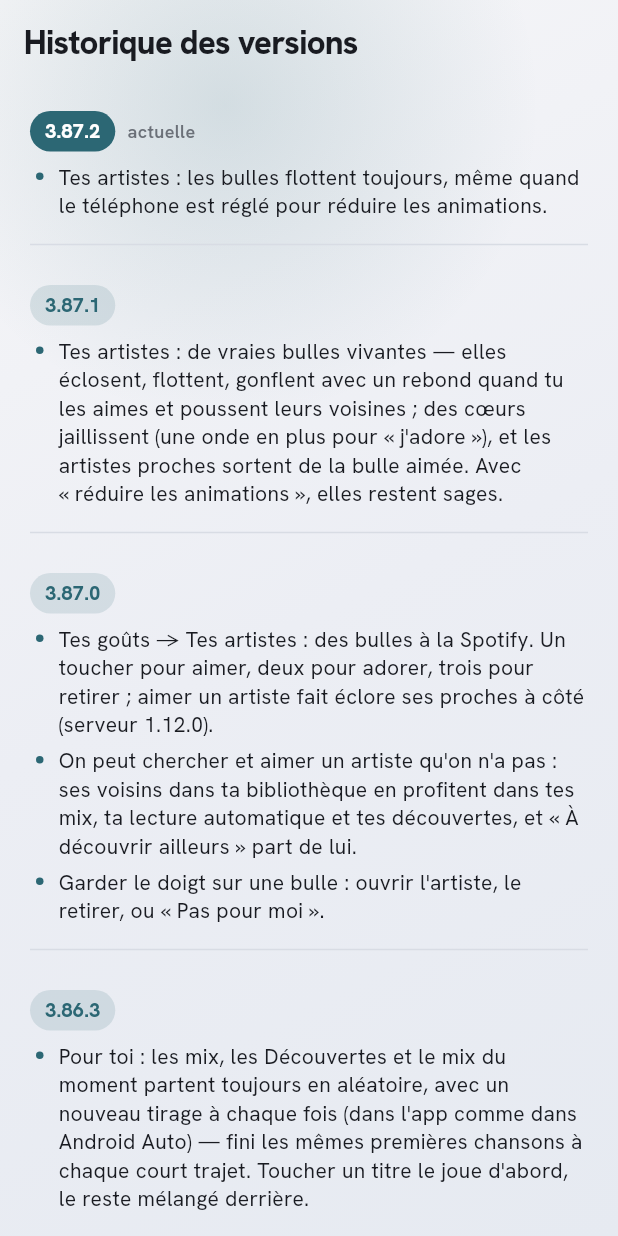
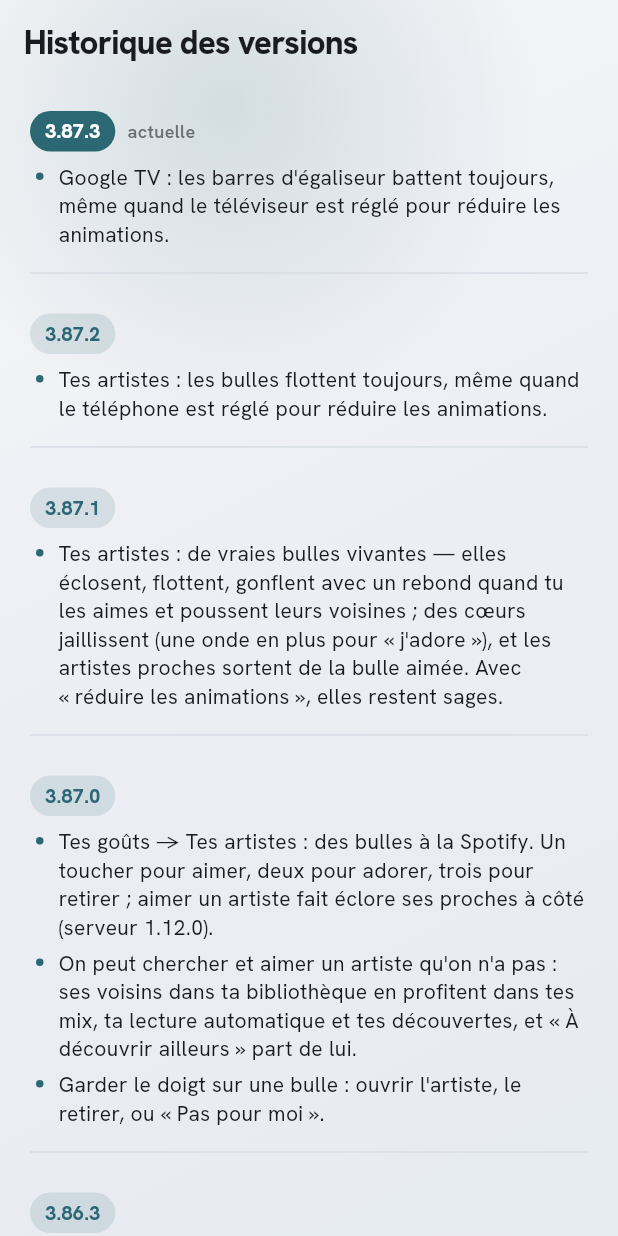
Before and after one commit to gullify/gullify, a Flutter app: the ChangelogScreen screen opened by its route, on a phone screen of 412 x 824 dp. Run offline on Flutter 3.47's test engine with Material 3 defaults, Android fonts, the phone set to English and light mode, and no system bars; our stand-ins replace audio_service, cached_network_image, dio, file_picker, flutter_riverpod, flutter_secure_storage and 9 more; missing offline and left inert: audio_session, home_widget, liquid_glass_widgets, record; accounts and stored records are empty; statements that could not run were skipped.

Commit message:
Google TV : les barres d'égaliseur battent toujours (app 3.87.3)
Elles s'arrêtaient avec « réduire les animations » ; Maxime veut l'animation.

Co-Authored-By: Claude Opus 5.5 <noreply@anthropic.com>

```diff
--- a/app/lib/changelog.dart
+++ b/app/lib/changelog.dart
@@ -8,6 +8,9 @@ class ReleaseNote {
 }
 
 const kChangelog = <ReleaseNote>[
+  ReleaseNote('3.87.3', [
+    'Google TV : les barres d\'égaliseur battent toujours, même quand le téléviseur est réglé pour réduire les animations.',
+  ]),
   ReleaseNote('3.87.2', [
     'Tes artistes : les bulles flottent toujours, même quand le téléphone est réglé pour réduire les animations.',
   ]),
--- a/app/pubspec.yaml
+++ b/app/pubspec.yaml
@@ -18,7 +18,7 @@ publish_to: 'none' # Remove this line if you wish to publish to pub.dev
 # of the product and file versions while build-number is used as the build suffix.
 # versionCode : doit rester supérieur à 26 (dernier code de l'ancienne app
 # pixelplay) pour que son auto-updater propose la migration vers la v2.
-version: 3.87.2+235
+version: 3.87.3+236
 
 environment:
   sdk: ^3.12.2
```
Also changed, not shown: app/lib/screens/tv/tv_kit.dart (+4 -7 lines).
